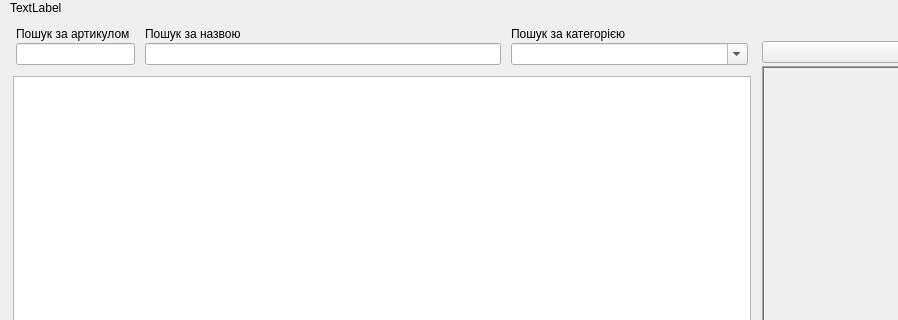
Anatoliy-ProffDesgn/TestOffice, file viyar/Price_Window.ui: the form before one commit; both pictures show x 0 to 898 and y 0 to 320 of the 1205 by 804 pixel window.
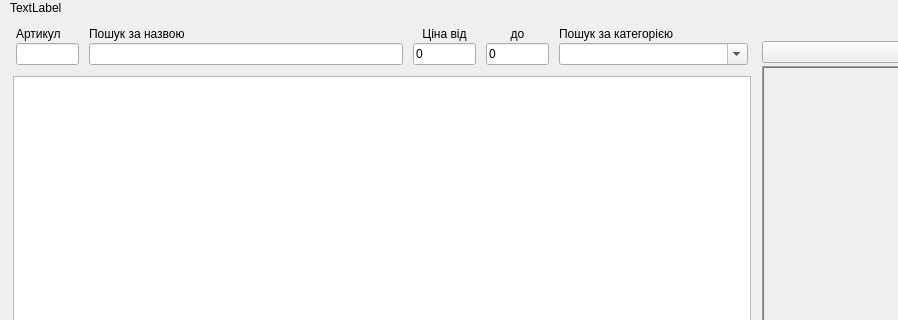
The form after the commit.

Commit message: Home cmpile

The edit to the form file:
```diff
--- a/viyar/Price_Window.ui
+++ b/viyar/Price_Window.ui
@@ -64,7 +64,7 @@
     <item row="0" column="0">
      <layout class="QVBoxLayout" name="verticalLayout" stretch="10,100,5">
       <item>
-       <layout class="QGridLayout" name="gridLayout_2" columnstretch="1,3,2">
+       <layout class="QGridLayout" name="gridLayout_2" columnstretch="1,5,1,1,3">
         <property name="leftMargin">
          <number>3</number>
         </property>
@@ -86,7 +86,7 @@
         <item row="0" column="0">
          <widget class="QLabel" name="label_4">
           <property name="text">
-           <string>Пошук за артикулом</string>
+           <string>Артикул</string>
           </property>
           <property name="alignment">
            <set>Qt::AlignBottom|Qt::AlignLeading|Qt::AlignLeft</set>
@@ -109,7 +109,7 @@
           </property>
          </widget>
         </item>
-        <item row="0" column="2">
+        <item row="0" column="4">
          <widget class="QLabel" name="label_2">
           <property name="text">
            <string>Пошук за категорією</string>
@@ -119,13 +119,47 @@
           </property>
          </widget>
         </item>
-        <item row="1" column="2">
+        <item row="1" column="4">
          <widget class="QComboBox" name="comboBox">
           <property name="editable">
            <bool>true</bool>
           </property>
          </widget>
         </item>
+        <item row="1" column="3">
+         <widget class="QLineEdit" name="lineEdit_max">
+          <property name="text">
+           <string>0</string>
+          </property>
+         </widget>
+        </item>
+        <item row="1" column="2">
+         <widget class="QLineEdit" name="lineEdit_min">
+          <property name="text">
+           <string>0</string>
+          </property>
+         </widget>
+        </item>
+        <item row="0" column="2">
+         <widget class="QLabel" name="label_6">
+          <property name="text">
+           <string>Ціна від</string>
+          </property>
+          <property name="alignment">
+           <set>Qt::AlignCenter</set>
+          </property>
+         </widget>
+        </item>
+        <item row="0" column="3">
+         <widget class="QLabel" name="label_7">
+          <property name="text">
+           <string>до</string>
+          </property>
+          <property name="alignment">
+           <set>Qt::AlignCenter</set>
+          </property>
+         </widget>
+        </item>
        </layout>
       </item>
       <item>
```
The commit also changes 2 other files.
